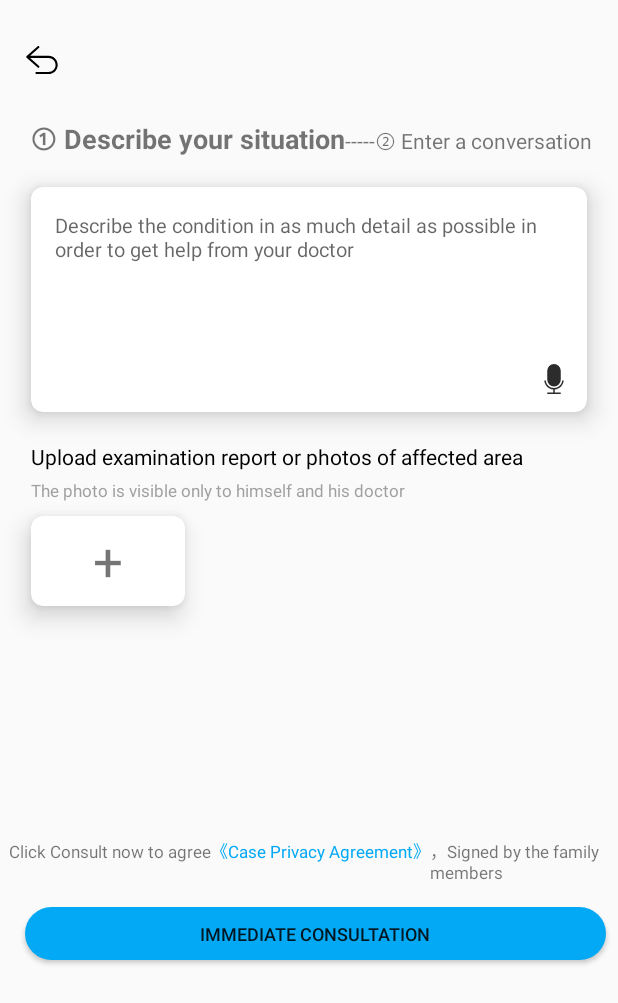
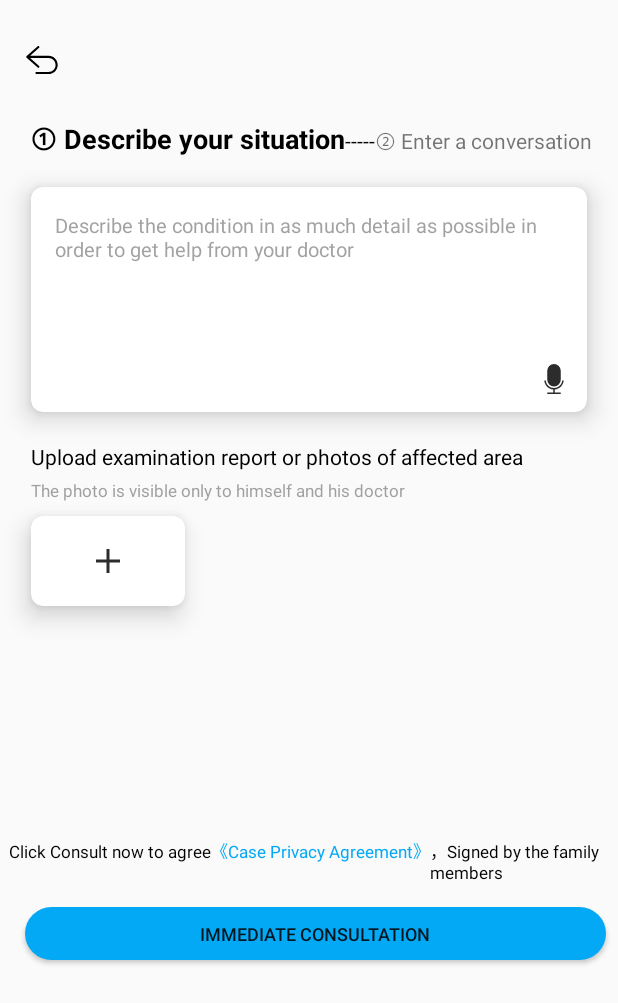
Before and after one commit to LBXZzzz/ChallengeCupApp, an Android app: the layout activity_consult.xml on its own in the app's theme, with its tools: preview values and no code run, on a phone screen of 412 x 824 dp. Shown: the top 1003 px of the screen. Run offline under Robolectric (Android 15) with nearby library versions, the phone set to English and light mode, and no system bars.

Commit message:
fix(app):给一些字体设置字体颜色

```diff
--- /dev/null
+++ b/app/src/main/res/drawable/ic_consult_plus_sign.xml
@@ -0,0 +1,4 @@
+<vector android:height="24dp" android:viewportHeight="1024"
+    android:viewportWidth="1024" android:width="24dp" xmlns:android="http://schemas.android.com/apk/res/android">
+    <path android:fillColor="#2c2c2c" android:pathData="M469.3,469.3V170.7h85.3v298.7h298.7v85.3h-298.7v298.7h-85.3v-298.7H170.7v-85.3h298.7z"/>
+</vector>
--- a/app/src/main/res/layout/activity_consult.xml
+++ b/app/src/main/res/layout/activity_consult.xml
@@ -25,6 +25,7 @@
             android:layout_marginStart="20dp"
             android:layout_marginTop="20dp"
             android:text="@string/consult_toolbar_1"
+            android:textColor="@color/black"
             android:textSize="18sp"
             android:textStyle="bold"
             app:layout_constraintStart_toStartOf="parent"
@@ -36,6 +37,7 @@
             android:layout_height="wrap_content"
             android:layout_marginTop="5dp"
             android:text="@string/consult_toolbar_3"
+            android:textColor="@color/black"
             app:layout_constraintBaseline_toBaselineOf="@+id/tv_consult_title1"
             app:layout_constraintStart_toEndOf="@+id/tv_consult_title1"
             app:layout_constraintTop_toTopOf="@+id/tv_consult_title1" />
@@ -43,7 +45,7 @@
         <TextView
             android:layout_width="wrap_content"
             android:layout_height="wrap_content"
-            android:layout_marginEnd="20dp"
+            android:layout_marginTop="24dp"
             android:text="@string/consult_toolbar_2"
             app:layout_constraintBaseline_toBaselineOf="@+id/tv_consult_title1"
             app:layout_constraintStart_toEndOf="@+id/tv_consult_title2"
@@ -54,6 +56,7 @@
             android:layout_width="0dp"
             android:layout_height="150dp"
             android:layout_marginTop="20dp"
+            android:textColor="@color/black"
             app:cardCornerRadius="8dp"
             app:cardElevation="10dp"
             app:layout_constraintEnd_toEndOf="parent"
@@ -68,6 +71,7 @@
                 android:background="@null"
                 android:hint="@string/consult_hini"
                 android:padding="16dp"
+                android:textColorHint="@color/gray_transparent_60"
                 android:textSize="13sp" />
 
             <androidx.constraintlayout.widget.ConstraintLayout
@@ -80,6 +84,7 @@
                     android:layout_height="wrap_content"
                     android:layout_margin="10dp"
                     android:src="@drawable/ic_consult_voice"
+                    android:textColor="@color/black"
                     app:layout_constraintBottom_toBottomOf="parent"
                     app:layout_constraintEnd_toEndOf="parent" />
             </androidx.constraintlayout.widget.ConstraintLayout>
@@ -117,14 +122,11 @@
             app:layout_constraintTop_toBottomOf="@+id/tv_health1"
             app:layout_constraintWidth_percent="0.25">
 
-            <TextView
+            <ImageView
                 android:layout_width="wrap_content"
                 android:layout_height="wrap_content"
                 android:layout_gravity="center"
-                android:background="@color/white"
-                android:text="+"
-                android:textSize="35sp"
-                app:layout_constraintWidth_percent="0.25" />
+                android:background="@drawable/ic_consult_plus_sign" />
         </androidx.cardview.widget.CardView>
 
         <LinearLayout
@@ -140,6 +142,7 @@
                 android:layout_width="wrap_content"
                 android:layout_height="wrap_content"
                 android:text="@string/consult_contract1"
+                android:textColor="@color/black"
                 android:textSize="11sp" />
 
             <TextView
@@ -153,6 +156,7 @@
                 android:layout_width="wrap_content"
                 android:layout_height="wrap_content"
                 android:text="@string/consult_contract3"
+                android:textColor="@color/black"
                 android:textSize="11sp" />
         </LinearLayout>
 
--- a/app/src/main/res/layout/activity_consult_chat.xml
+++ b/app/src/main/res/layout/activity_consult_chat.xml
@@ -95,6 +95,7 @@
                         android:layout_height="wrap_content"
                         android:layout_margin="15dp"
                         android:text="王先生  男|30岁"
+                        android:textColor="@color/black"
                         app:layout_constraintStart_toStartOf="parent"
                         app:layout_constraintTop_toTopOf="parent" />
 
@@ -115,6 +116,7 @@
                         android:layout_height="wrap_content"
                         android:layout_margin="15dp"
                         android:text="病情描述：描述内容描述内容描述内容描述内容描述内容描述内容描述内容描述内容描述内容描述内容描述内容描述内容"
+                        android:textColor="@color/black"
                         app:layout_constraintEnd_toEndOf="parent"
                         app:layout_constraintStart_toStartOf="parent"
                         app:layout_constraintTop_toBottomOf="@+id/view_consult_chat"
@@ -193,6 +195,7 @@
                         android:layout_height="wrap_content"
                         android:layout_margin="15dp"
                         android:text="你好，您提交的疾病描述已收到\n根据您的描述我建议您采取以下治疗方案\n1.××××××××××××××××××\n2.××××××××××××××××××"
+                        android:textColor="@color/black"
                         app:layout_constraintBottom_toBottomOf="parent"
                         app:layout_constraintEnd_toEndOf="parent"
                         app:layout_constraintStart_toStartOf="parent"
@@ -222,7 +225,8 @@
                 <EditText
                     android:layout_width="match_parent"
                     android:layout_height="35dp"
-                    android:background="@null" />
+                    android:background="@null"
+                    android:textColor="@color/black" />
             </androidx.cardview.widget.CardView>
 
             <androidx.cardview.widget.CardView
```
Also changed, not shown: app/src/main/res/layout/fragment_product.xml (+16 -5 lines).
